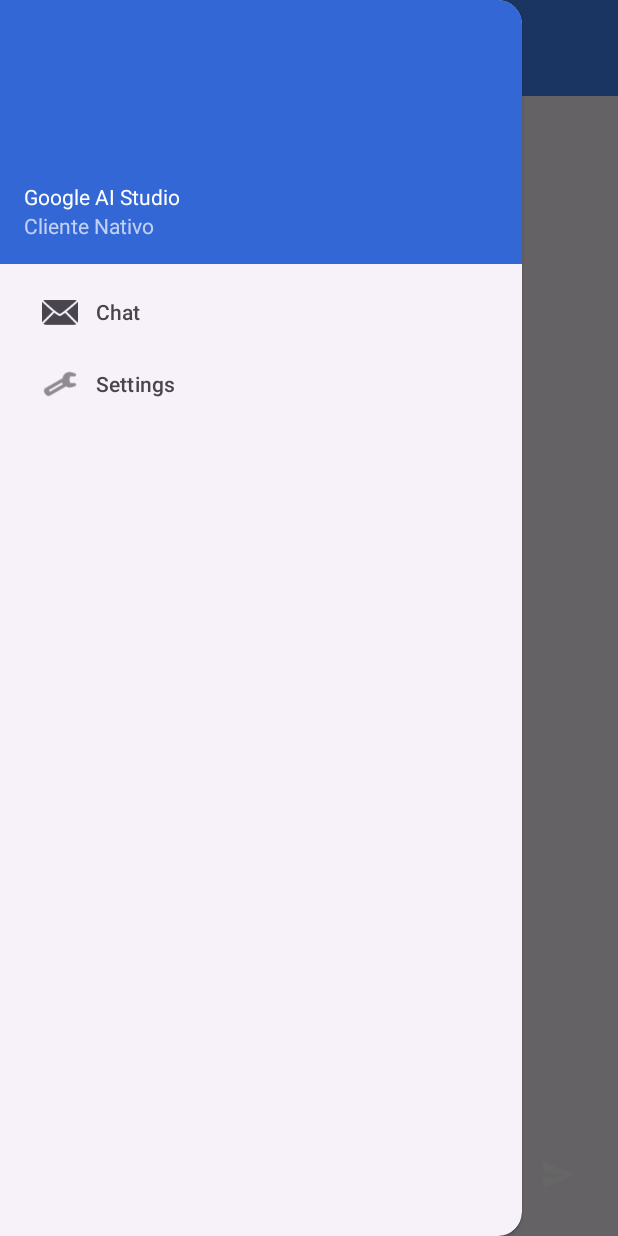
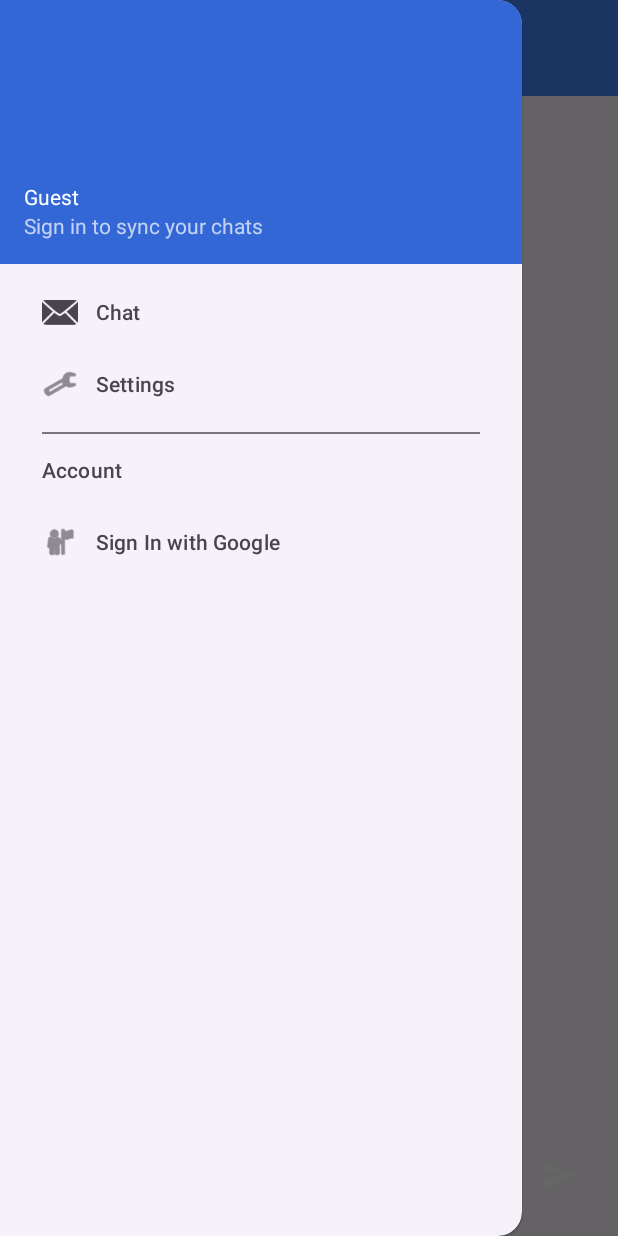
Before and after one commit to JorgeAlmohalla/Google-AI-Studio, an Android app: the screen it shows after launch (MainActivity), with the side drawer open, on a phone screen of 412 x 824 dp. Run offline under Robolectric (Android 15) with nearby library versions, the phone set to English and light mode, and no system bars; libraries missing offline, so code that uses them is left out: com.google.api.services; 2 statements that could not run were skipped.

Commit message:
Added google drive dependencies to import and export chats with the AI - Added a sign in button to connect into google drive

```diff
--- a/app/src/main/java/com/example/googleaistudio/MainActivity.java
+++ b/app/src/main/java/com/example/googleaistudio/MainActivity.java
@@ -1,14 +1,21 @@
 package com.example.googleaistudio; // Make sure this matches your package name
 
+// --- IMPORT STATEMENTS ---
+// Make sure you have all of these
+import android.content.Intent;
+import android.content.SharedPreferences;
 import android.os.Bundle;
+import android.util.Log;
+import android.view.Menu;
 import android.view.MenuItem;
 import android.view.View;
 import android.widget.EditText;
 import android.widget.ImageButton;
+import android.widget.TextView;
 import android.widget.Toast;
-import android.content.Intent;
 
 import androidx.annotation.NonNull;
+import androidx.annotation.Nullable;
 import androidx.appcompat.app.ActionBarDrawerToggle;
 import androidx.appcompat.app.AppCompatActivity;
 import androidx.appcompat.widget.Toolbar;
@@ -16,79 +23,149 @@ import androidx.core.view.GravityCompat;
 import androidx.drawerlayout.widget.DrawerLayout;
 import androidx.recyclerview.widget.RecyclerView;
 
+import com.google.android.gms.auth.api.signin.GoogleSignIn;
+import com.google.android.gms.auth.api.signin.GoogleSignInAccount;
+import com.google.android.gms.auth.api.signin.GoogleSignInClient;
+import com.google.android.gms.auth.api.signin.GoogleSignInOptions;
+import com.google.android.gms.common.api.ApiException;
+import com.google.android.gms.common.api.Scope;
+import com.google.android.gms.tasks.Task;
 import com.google.android.material.navigation.NavigationView;
+import com.google.api.services.drive.DriveScopes;
+
 
 public class MainActivity extends AppCompatActivity {
 
-    // UI Components
+    // --- CONSTANTS ---
+    private static final String TAG = "MainActivity";
+    private static final int RC_SIGN_IN = 9001;
+
+    // --- UI COMPONENTS ---
     private DrawerLayout drawerLayout;
-    private Toolbar toolbar;
-    private NavigationView navigationView;
-    private RecyclerView chatRecyclerView;
-    private EditText promptInput;
-    private ImageButton sendButton;
+    // ... (other UI components)
+
+    // --- GOOGLE SIGN IN ---
+    private GoogleSignInClient mGoogleSignInClient;
+    private GoogleSignInAccount mSignedInAccount;
 
     @Override
     protected void onCreate(Bundle savedInstanceState) {
         super.onCreate(savedInstanceState);
-        // This links the Java file to our XML layout file.
         setContentView(R.layout.activity_main);
 
-        // --- Initialize UI Components ---
+        // --- Find Views by ID ---
         drawerLayout = findViewById(R.id.drawer_layout);
-        toolbar = findViewById(R.id.toolbar);
-        navigationView = findViewById(R.id.nav_view);
-        chatRecyclerView = findViewById(R.id.chat_recycler_view);
-        promptInput = findViewById(R.id.prompt_input);
-        sendButton = findViewById(R.id.send_button);
+        Toolbar toolbar = findViewById(R.id.toolbar);
+        // ... (find other views if you haven't declared them at the top)
 
-        // --- Setup Toolbar ---
         setSupportActionBar(toolbar);
+        setupNavigationDrawer(toolbar);
 
-        // --- Setup Navigation Drawer ---
-        // This creates the "hamburger" icon and handles opening/closing the drawer.
+        // --- Configure Google Sign-In ---
+        // We request the user's basic profile and the permission to manage files they create with our app.
+        GoogleSignInOptions gso = new GoogleSignInOptions.Builder(GoogleSignInOptions.DEFAULT_SIGN_IN)
+                .requestEmail()
+                .requestScopes(new Scope(DriveScopes.DRIVE_FILE))
+                .build();
+
+        mGoogleSignInClient = GoogleSignIn.getClient(this, gso);
+    }
+
+    @Override
+    protected void onStart() {
+        super.onStart();
+        // Check for existing Google Sign In account, if the user is already signed in
+        // the GoogleSignInAccount will be non-null.
+        mSignedInAccount = GoogleSignIn.getLastSignedInAccount(this);
+        updateUI(mSignedInAccount);
+    }
+
+    private void setupNavigationDrawer(Toolbar toolbar) {
+        NavigationView navigationView = findViewById(R.id.nav_view);
         ActionBarDrawerToggle toggle = new ActionBarDrawerToggle(this, drawerLayout, toolbar,
                 R.string.navigation_drawer_open, R.string.navigation_drawer_close);
         drawerLayout.addDrawerListener(toggle);
         toggle.syncState();
 
-        // --- Setup Navigation Item Click Listener ---
-        // This is where you'll handle clicks on "Chat", "Settings", etc.
-        navigationView.setNavigationItemSelectedListener(new NavigationView.OnNavigationItemSelectedListener() {
-            @Override
-            public boolean onNavigationItemSelected(@NonNull MenuItem item) {
-                // Handle navigation view item clicks here.
+        navigationView.setNavigationItemSelectedListener(item -> {
             int id = item.getItemId();
-
             if (id == R.id.nav_chat) {
-                    Toast.makeText(MainActivity.this, "Chat Selected", Toast.LENGTH_SHORT).show();
+                // Just close the drawer, we are already here
             } else if (id == R.id.nav_settings) {
-                    // Start the SettingsActivity
-                    Intent intent = new Intent(MainActivity.this, SettingsActivity.class);
-                    startActivity(intent);
+                startActivity(new Intent(MainActivity.this, SettingsActivity.class));
+            } else if (id == R.id.nav_sign_in) {
+                signIn();
+            } else if (id == R.id.nav_sign_out) {
+                signOut();
             }
 
-                // Close the navigation drawer
             drawerLayout.closeDrawer(GravityCompat.START);
             return true;
-            }
-        });
-
-        // --- Setup Send Button Click Listener ---
-        sendButton.setOnClickListener(new View.OnClickListener() {
-            @Override
-            public void onClick(View v) {
-                String prompt = promptInput.getText().toString();
-                if (!prompt.isEmpty()) {
-                    Toast.makeText(MainActivity.this, "Sending: " + prompt, Toast.LENGTH_SHORT).show();
-                    // We will call the AI here in the next step
-                    promptInput.setText(""); // Clear the input field
-                }
-            }
         });
     }
 
-    // This method handles the back button press to close the drawer if it's open.
+    // --- GOOGLE SIGN-IN METHODS ---
+
+    private void signIn() {
+        Intent signInIntent = mGoogleSignInClient.getSignInIntent();
+        startActivityForResult(signInIntent, RC_SIGN_IN);
+    }
+
+    private void signOut() {
+        mGoogleSignInClient.signOut().addOnCompleteListener(this, task -> {
+            Toast.makeText(this, "Signed Out", Toast.LENGTH_SHORT).show();
+            updateUI(null);
+        });
+    }
+
+    @Override
+    protected void onActivityResult(int requestCode, int resultCode, @Nullable Intent data) {
+        super.onActivityResult(requestCode, resultCode, data);
+        // Result returned from launching the Intent from GoogleSignInClient.getSignInIntent(...);
+        if (requestCode == RC_SIGN_IN) {
+            Task<GoogleSignInAccount> task = GoogleSignIn.getSignedInAccountFromIntent(data);
+            handleSignInResult(task);
+        }
+    }
+
+    private void handleSignInResult(Task<GoogleSignInAccount> completedTask) {
+        try {
+            mSignedInAccount = completedTask.getResult(ApiException.class);
+            // Signed in successfully, show authenticated UI.
+            Toast.makeText(this, "Signed In Successfully", Toast.LENGTH_SHORT).show();
+            updateUI(mSignedInAccount);
+        } catch (ApiException e) {
+            // The ApiException status code indicates the detailed failure reason.
+            Log.w(TAG, "signInResult:failed code=" + e.getStatusCode());
+            Toast.makeText(this, "Sign in failed. Please try again.", Toast.LENGTH_SHORT).show();
+            updateUI(null);
+        }
+    }
+
+    private void updateUI(@Nullable GoogleSignInAccount account) {
+        NavigationView navigationView = findViewById(R.id.nav_view);
+        Menu navMenu = navigationView.getMenu();
+        View headerView = navigationView.getHeaderView(0);
+        TextView navHeaderName = headerView.findViewById(R.id.nav_header_name);
+        TextView navHeaderEmail = headerView.findViewById(R.id.nav_header_email);
+
+        if (account != null) {
+            // User is signed in
+            navMenu.findItem(R.id.nav_sign_in).setVisible(false);
+            navMenu.findItem(R.id.nav_sign_out).setVisible(true);
+            navHeaderName.setText(account.getDisplayName());
+            navHeaderEmail.setText(account.getEmail());
+        } else {
+            // User is signed out
+            navMenu.findItem(R.id.nav_sign_in).setVisible(true);
+            navMenu.findItem(R.id.nav_sign_out).setVisible(false);
+            navHeaderName.setText("Guest");
+            navHeaderEmail.setText("Sign in to sync your chats");
+        }
+    }
+
+    // --- OTHER METHODS ---
+
     @Override
     public void onBackPressed() {
         if (drawerLayout.isDrawerOpen(GravityCompat.START)) {
--- a/app/src/main/res/layout/nav_header.xml
+++ b/app/src/main/res/layout/nav_header.xml
@@ -8,14 +8,16 @@
     android:theme="@style/ThemeOverlay.AppCompat.Dark">
 
     <TextView
+        android:id="@+id/nav_header_name"
         android:layout_width="wrap_content"
         android:layout_height="wrap_content"
-        android:text="Google AI Studio"
+        android:text="Guest"
         android:textAppearance="@style/TextAppearance.AppCompat.Body1" />
 
     <TextView
+        android:id="@+id/nav_header_email"
         android:layout_width="wrap_content"
         android:layout_height="wrap_content"
-        android:text="Cliente Nativo" />
+        android:text="Sign in to sync your chats" />
 
 </LinearLayout>
--- a/app/src/main/res/menu/drawer_menu.xml
+++ b/app/src/main/res/menu/drawer_menu.xml
@@ -9,4 +9,18 @@
             android:icon="@android:drawable/ic_menu_manage"
             android:title="Settings" />
     </group>
+
+    <item android:title="Account">
+        <menu>
+            <item
+                android:id="@+id/nav_sign_in"
+                android:icon="@android:drawable/ic_menu_myplaces"
+                android:title="Sign In with Google" />
+            <item
+                android:id="@+id/nav_sign_out"
+                android:icon="@android:drawable/ic_menu_close_clear_cancel"
+                android:title="Sign Out"
+                android:visible="false" /> <!-- Initially hidden -->
+        </menu>
+    </item>
 </menu>
```
Also changed, not shown: app/build.gradle.kts (+7 -0 lines). Lines whose indentation alone changed are shown as unchanged.
